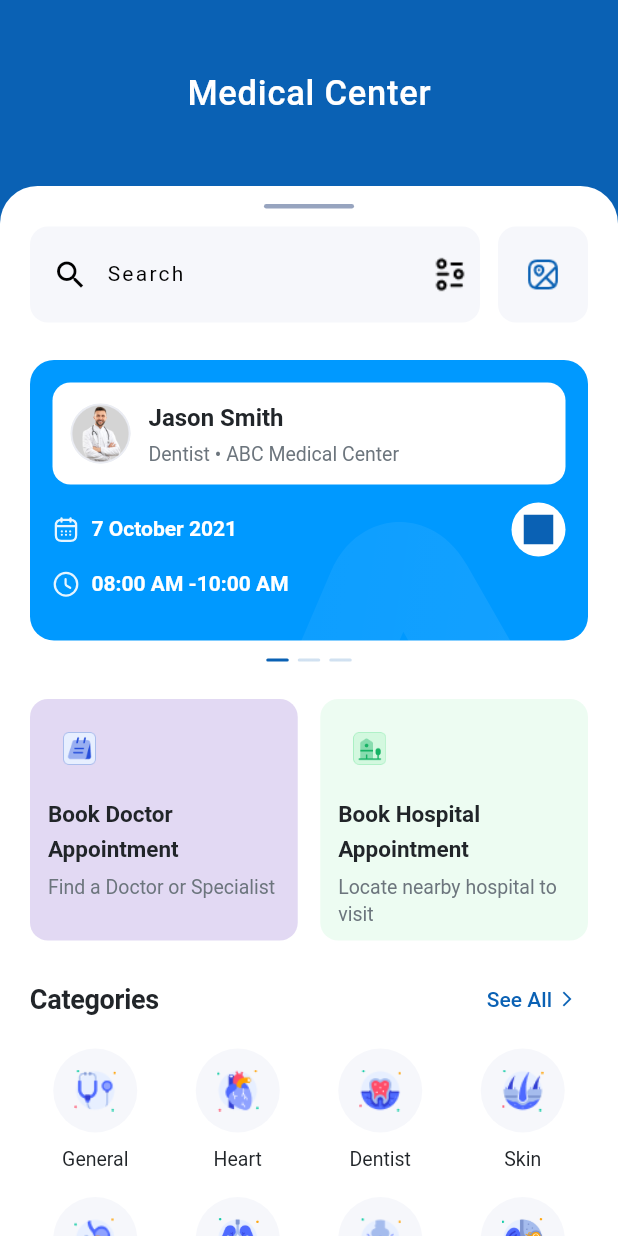
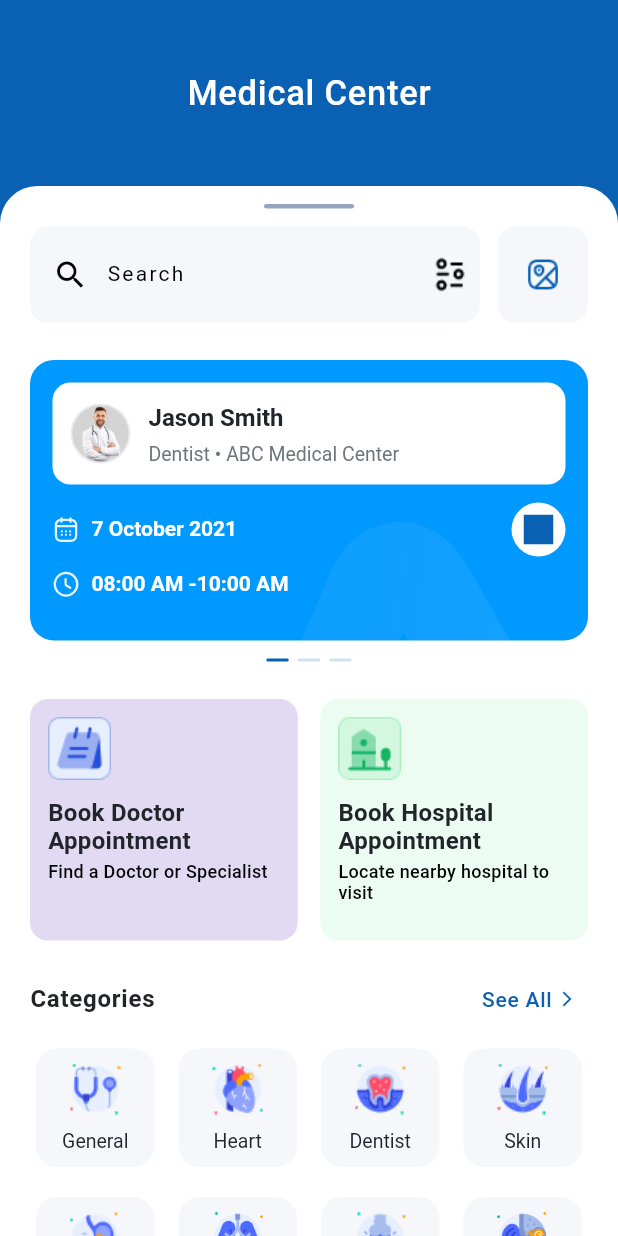
Before and after one commit to Teewhydot/paxform_project, a Flutter app: the screen it shows after launch, on a phone screen of 412 x 824 dp. Run offline on Flutter 3.47's test engine with Material 3 defaults, Android fonts, the phone set to English and light mode, and no system bars; our stand-ins replace flutter_svg; Roboto replaces fonts that are missing (Public Sans).

Commit message:
Categories section optimizations completed.

```diff
--- a/lib/core/theme/app_spacing.dart
+++ b/lib/core/theme/app_spacing.dart
@@ -48,6 +48,11 @@ class AppSpacing {
   /// Usage: Cards, containers, search bar
   /// Figma: 12px
   static const double radiusMedium = 12.0;
+
+  /// Medium border radius - 12px
+  /// Usage: Cards, containers, search bar
+  /// Figma: 12px
+  static const double radiusLargeSmall = 14.0;
 
   /// Large border radius - 16px
   /// Usage: Large cards, modal sheets
--- a/lib/core/theme/app_typography.dart
+++ b/lib/core/theme/app_typography.dart
@@ -23,10 +23,9 @@ class AppTypography {
   /// Figma: Bold, 18px
   static const TextStyle h2 = TextStyle(
     fontFamily: _fontFamily,
-    fontSize: 18,
-    fontWeight: FontWeight.w700, // Bold
-    height: 1.3,
-    letterSpacing: -0.2,
+    fontSize: 16,
+    fontWeight: FontWeight.w600, // Bold
+    letterSpacing: 0.5,
     color: AppColors.textPrimary,
   );
 
@@ -173,7 +172,7 @@ class AppTypography {
     fontSize: 14,
     fontWeight: FontWeight.w500, // Medium
     height: 1.4,
-    letterSpacing: 0,
+    letterSpacing: 0.5,
     color: AppColors.primaryBlue,
   );
 }
--- a/lib/features/medical_center/presentation/widgets/action_button_widget.dart
+++ b/lib/features/medical_center/presentation/widgets/action_button_widget.dart
@@ -1,9 +1,8 @@
 import 'package:flutter/material.dart';
+import 'package:paxform_project/core/theme/app_colors.dart';
 import '../../../../core/theme/app_spacing.dart';
 import '../../../../core/theme/app_typography.dart';
 
-/// Action button widget for booking appointments
-/// Figma: Icon + Title + Subtitle cards with colored backgrounds
 class ActionButtonWidget extends StatelessWidget {
   final String imagePath;
   final Color backgroundColor;
@@ -27,9 +26,10 @@ class ActionButtonWidget extends StatelessWidget {
       borderRadius: BorderRadius.circular(
         AppSpacing.radiusMedium, // Figma: 12px radius
       ),
+      child: IntrinsicHeight(
         child: Container(
+          width: 160,
           height: 161,
-        width: 160,
           padding: const EdgeInsets.all(AppSpacing.md), // Figma: 16px padding
           decoration: BoxDecoration(
             color: backgroundColor, // Figma: White background
@@ -51,8 +51,7 @@ class ActionButtonWidget extends StatelessWidget {
                     AppSpacing.radiusSmall, // Figma: 8px radius
                   ),
                 ),
-              child: Padding(
-                padding: const EdgeInsets.all(10.0), // Figma: Padding for image
+                child: Center(
                   child: Image.asset(imagePath, fit: BoxFit.contain),
                 ),
               ),
@@ -62,21 +61,27 @@ class ActionButtonWidget extends StatelessWidget {
               Text(
                 title,
                 style: AppTypography.bodyLarge.copyWith(
-                fontSize: 15, // Figma: 15px
+                  fontSize: 16,
+                  fontWeight: FontWeight.w700,
+                  letterSpacing: 0.2,
+                  height: 1.2,
                 ),
-              maxLines: 2,
-              overflow: TextOverflow.ellipsis,
               ),
 
               const SizedBox(height: AppSpacing.xs), // Figma: 4px gap
               // Subtitle
               Text(
                 subtitle,
-              style: AppTypography.caption, // Figma: Regular, 13px, gray
-              maxLines: 2,
-              overflow: TextOverflow.ellipsis,
+                style: AppTypography.caption.copyWith(
+                  color: AppColors.black,
+                  fontSize: 12,
+                  fontWeight: FontWeight.w500,
+                  letterSpacing: 0.2,
+                  height: 1.2,
+                ),
               ),
             ],
+          ),
         ),
       ),
     );
--- a/lib/features/medical_center/presentation/widgets/category_icon_widget.dart
+++ b/lib/features/medical_center/presentation/widgets/category_icon_widget.dart
@@ -19,41 +19,26 @@ class CategoryIconWidget extends StatelessWidget {
 
   @override
   Widget build(BuildContext context) {
-    return InkWell(
-      onTap: onTap,
-      borderRadius: BorderRadius.circular(
-        AppSpacing.radiusMedium, // Figma: 12px radius for touch feedback
+    return Padding(
+      padding: const EdgeInsets.all(AppSpacing.xs),
+      child: Container(
+        width: 72.5,
+        height: 75,
+        decoration: BoxDecoration(
+          color: AppColors.categoryColor,
+          borderRadius: BorderRadius.circular(AppSpacing.radiusLargeSmall),
         ),
         child: Padding(
-        padding: const EdgeInsets.all(AppSpacing.xs), // 4px padding
+          padding: const EdgeInsets.only(top: 10),
           child: Column(
-          mainAxisSize: MainAxisSize.min,
             children: [
-            // Circular icon container
-            Container(
-              width: 56, // Figma: ~56px diameter
-              height: 56, // Figma: ~56px diameter
-              decoration: BoxDecoration(
-                color: AppColors.categoryColor, // Figma: Colored background
-                shape: BoxShape.circle,
-              ),
-              child: Padding(
-                padding: const EdgeInsets.all(14.0), // Figma: Padding for image
-                child: Image.asset(
-                  imagePath,
-                  fit: BoxFit.contain,
-                ),
-              ),
-            ),
-
-            const SizedBox(height: AppSpacing.sm), // Figma: 8px gap
-
-            // Label
+              Center(child: Image.asset(imagePath, width: 34, height: 34)),
+              const SizedBox(height: AppSpacing.sm),
               Text(
                 label,
                 style: AppTypography.captionSmall.copyWith(
                   color: AppColors.textPrimary,
-                fontSize: 13, // Figma: 13px
+                  fontSize: 13,
                 ),
                 textAlign: TextAlign.center,
                 maxLines: 1,
@@ -62,6 +47,7 @@ class CategoryIconWidget extends StatelessWidget {
             ],
           ),
         ),
+      ),
     );
   }
 }
```
Lines whose indentation alone changed are shown as unchanged.
